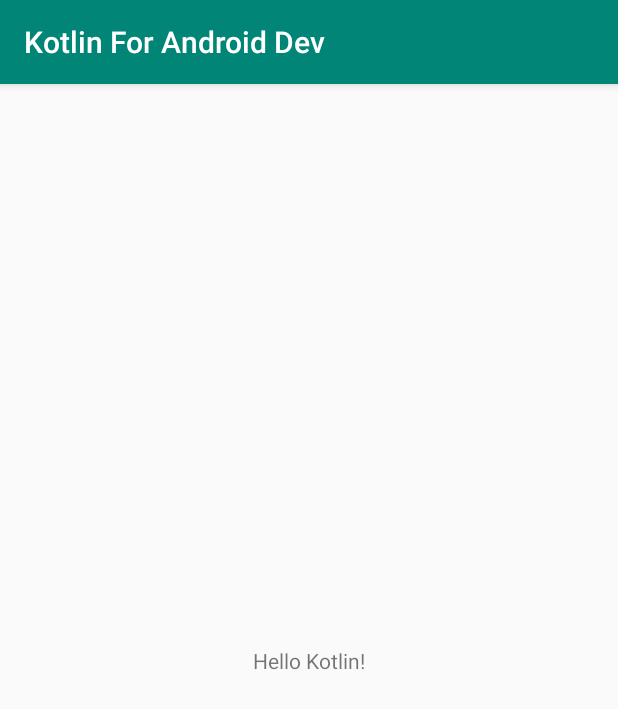
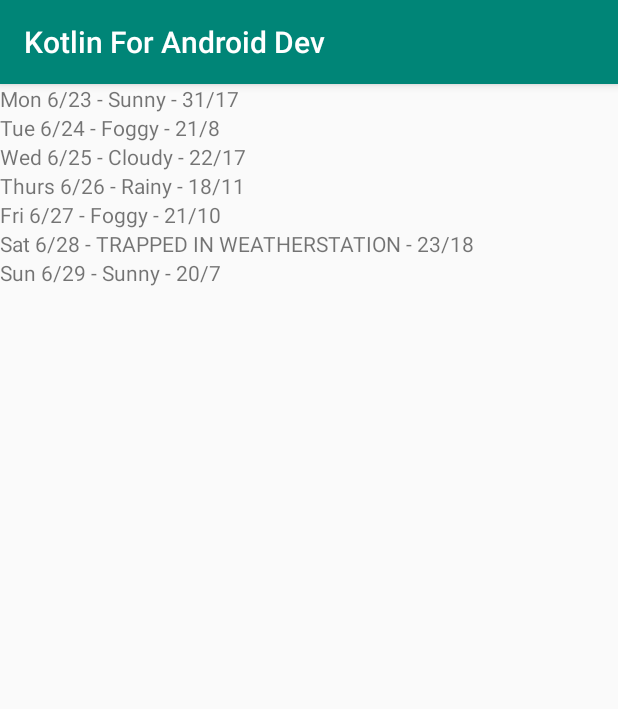
Before and after one commit to nizwafay/Kotlin-For-Android-Dev, an Android app: the screen it shows after launch (MainActivity), on a phone screen of 412 x 824 dp. Shown: the top 709 px of the screen. Run offline under Robolectric (Android 15) with nearby library versions, the phone set to English and light mode, and no system bars.

Commit message:
create recycler view

```diff
--- a/app/build.gradle
+++ b/app/build.gradle
@@ -29,6 +29,7 @@ dependencies {
     implementation 'androidx.appcompat:appcompat:1.1.0'
     implementation 'androidx.core:core-ktx:1.2.0'
     implementation 'androidx.constraintlayout:constraintlayout:1.1.3'
+    implementation 'androidx.recyclerview:recyclerview:1.0.0'
     testImplementation 'junit:junit:4.12'
     androidTestImplementation 'androidx.test.ext:junit:1.1.1'
     androidTestImplementation 'androidx.test.espresso:espresso-core:3.2.0'
--- /dev/null
+++ b/app/src/main/java/com/example/kotlinforandroiddev/ForecastListAdapter.kt
@@ -0,0 +1,20 @@
+package com.example.kotlinforandroiddev
+
+import android.view.ViewGroup
+import android.widget.TextView
+import androidx.recyclerview.widget.RecyclerView
+
+class ForecastListAdapter(private val items: List<String>):
+        RecyclerView.Adapter<ForecastListAdapter.ForecastViewHolder>() {
+    override fun onCreateViewHolder(parent: ViewGroup, viewType: Int): ForecastViewHolder {
+        return ForecastViewHolder(TextView(parent.context))
+    }
+
+    override fun getItemCount(): Int = items.size
+
+    override fun onBindViewHolder(holder: ForecastViewHolder, position: Int) {
+        holder.textView.text = items[position]
+    }
+
+    class ForecastViewHolder(val textView: TextView): RecyclerView.ViewHolder(textView)
+}
--- a/app/src/main/java/com/example/kotlinforandroiddev/MainActivity.kt
+++ b/app/src/main/java/com/example/kotlinforandroiddev/MainActivity.kt
@@ -2,13 +2,34 @@ package com.example.kotlinforandroiddev
 
 import androidx.appcompat.app.AppCompatActivity
 import android.os.Bundle
-import kotlinx.android.synthetic.main.activity_main.*
+import androidx.recyclerview.widget.LinearLayoutManager
+import androidx.recyclerview.widget.RecyclerView
 
 class MainActivity : AppCompatActivity() {
+    private lateinit var recyclerView: RecyclerView
+    private lateinit var viewManager: RecyclerView.LayoutManager
+    private lateinit var viewAdapter: RecyclerView.Adapter<*>
+
+    private val items = listOf(
+        "Mon 6/23 - Sunny - 31/17",
+        "Tue 6/24 - Foggy - 21/8",
+        "Wed 6/25 - Cloudy - 22/17",
+        "Thurs 6/26 - Rainy - 18/11",
+        "Fri 6/27 - Foggy - 21/10",
+        "Sat 6/28 - TRAPPED IN WEATHERSTATION - 23/18",
+        "Sun 6/29 - Sunny - 20/7"
+    )
 
     override fun onCreate(savedInstanceState: Bundle?) {
         super.onCreate(savedInstanceState)
         setContentView(R.layout.activity_main)
-        message.text = "Hello Kotlin!"
+
+        viewManager = LinearLayoutManager(this)
+        viewAdapter = ForecastListAdapter(items)
+
+        recyclerView = findViewById<RecyclerView>(R.id.forecast_list).apply {
+            layoutManager = viewManager
+            adapter = viewAdapter
+        }
     }
 }
--- a/app/src/main/res/layout/activity_main.xml
+++ b/app/src/main/res/layout/activity_main.xml
@@ -6,11 +6,10 @@
     android:layout_height="match_parent"
     tools:context=".MainActivity">
 
-    <TextView
-        android:id="@+id/message"
-        android:layout_width="wrap_content"
-        android:layout_height="wrap_content"
-        android:text="Hello World!"
+    <androidx.recyclerview.widget.RecyclerView
+        android:id="@+id/forecast_list"
+        android:layout_width="match_parent"
+        android:layout_height="match_parent"
         app:layout_constraintBottom_toBottomOf="parent"
         app:layout_constraintLeft_toLeftOf="parent"
         app:layout_constraintRight_toRightOf="parent"
```
